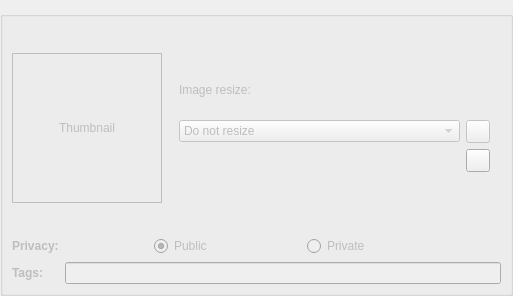
Before: the Qt Designer form imageinfowidget.ui in reveur12/imageshack-uploader, drawn with Qt 5.
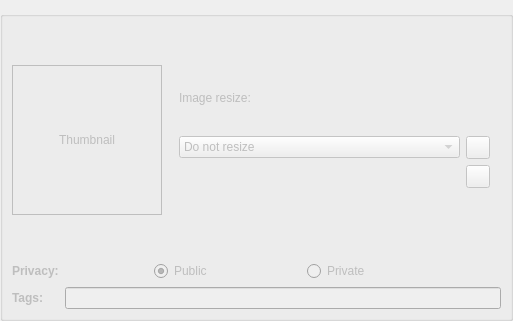
After: the same form once the commit is applied. Icons and pictures are not drawn. Custom widgets are drawn as their Qt base class.

The edit to the form file:
```diff
--- a/imageinfowidget.ui
+++ b/imageinfowidget.ui
@@ -7,7 +7,7 @@
     <x>0</x>
     <y>0</y>
     <width>513</width>
-    <height>296</height>
+    <height>321</height>
    </rect>
   </property>
   <property name="sizePolicy">
@@ -211,6 +211,9 @@
             </item>
             <item row="1" column="1">
              <widget class="QToolButton" name="removeAll">
+              <property name="enabled">
+               <bool>false</bool>
+              </property>
               <property name="text">
                <string/>
               </property>
```
